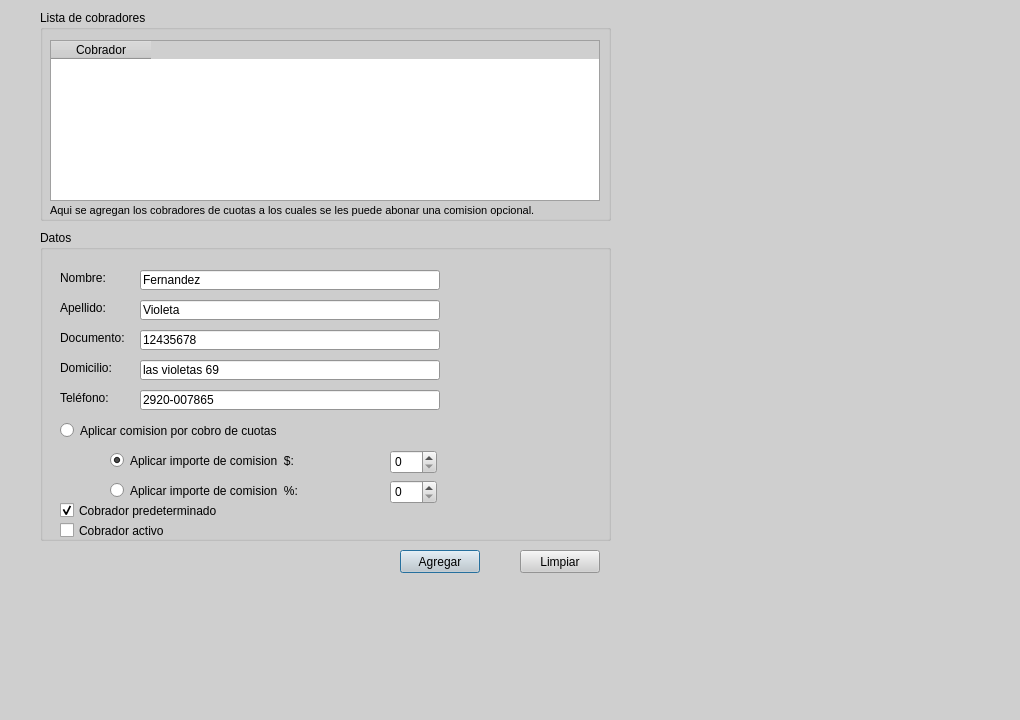
Above: form_cobradores_registrar.ui from blueautomatic/Slam_Sistema_creditos before the change. Below: the same form after it.
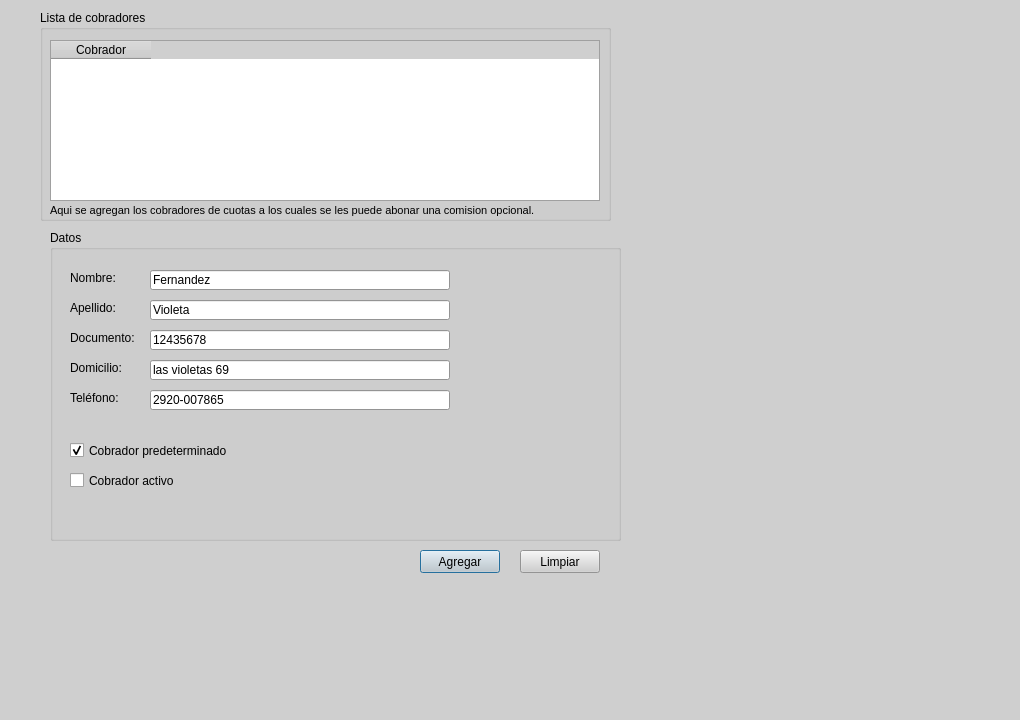
That is the form after the change.

The edit to the form file:
```diff
--- a/form_cobradores_registrar.ui
+++ b/form_cobradores_registrar.ui
@@ -480,7 +480,7 @@
   <widget class="QGroupBox" name="groupBox_2">
    <property name="geometry">
     <rect>
-     <x>40</x>
+     <x>50</x>
      <y>230</y>
      <width>571</width>
      <height>311</height>
@@ -560,71 +560,6 @@
      <string>Teléfono:</string>
     </property>
    </widget>
-   <widget class="QRadioButton" name="radioButton">
-    <property name="geometry">
-     <rect>
-      <x>20</x>
-      <y>190</y>
-      <width>251</width>
-      <height>21</height>
-     </rect>
-    </property>
-    <property name="text">
-     <string>Aplicar comision por cobro de cuotas</string>
-    </property>
-    <property name="checked">
-     <bool>false</bool>
-    </property>
-   </widget>
-   <widget class="QRadioButton" name="radioButton_2">
-    <property name="geometry">
-     <rect>
-      <x>70</x>
-      <y>220</y>
-      <width>211</width>
-      <height>21</height>
-     </rect>
-    </property>
-    <property name="text">
-     <string>Aplicar importe de comision  $:</string>
-    </property>
-    <property name="checked">
-     <bool>true</bool>
-    </property>
-   </widget>
-   <widget class="QSpinBox" name="spinBox">
-    <property name="geometry">
-     <rect>
-      <x>350</x>
-      <y>220</y>
-      <width>47</width>
-      <height>24</height>
-     </rect>
-    </property>
-   </widget>
-   <widget class="QRadioButton" name="radioButton_3">
-    <property name="geometry">
-     <rect>
-      <x>70</x>
-      <y>250</y>
-      <width>211</width>
-      <height>21</height>
-     </rect>
-    </property>
-    <property name="text">
-     <string>Aplicar importe de comision  %:</string>
-    </property>
-   </widget>
-   <widget class="QSpinBox" name="spinBox_2">
-    <property name="geometry">
-     <rect>
-      <x>350</x>
-      <y>250</y>
-      <width>47</width>
-      <height>24</height>
-     </rect>
-    </property>
-   </widget>
    <widget class="QLineEdit" name="lineEdit">
     <property name="geometry">
      <rect>
@@ -642,7 +577,7 @@
     <property name="geometry">
      <rect>
       <x>20</x>
-      <y>270</y>
+      <y>210</y>
       <width>181</width>
       <height>21</height>
      </rect>
@@ -658,7 +593,7 @@
     <property name="geometry">
      <rect>
       <x>20</x>
-      <y>290</y>
+      <y>240</y>
       <width>181</width>
       <height>21</height>
      </rect>
@@ -723,7 +658,7 @@
   <widget class="QPushButton" name="pushButton">
    <property name="geometry">
     <rect>
-     <x>400</x>
+     <x>420</x>
      <y>550</y>
      <width>80</width>
      <height>23</height>
```
